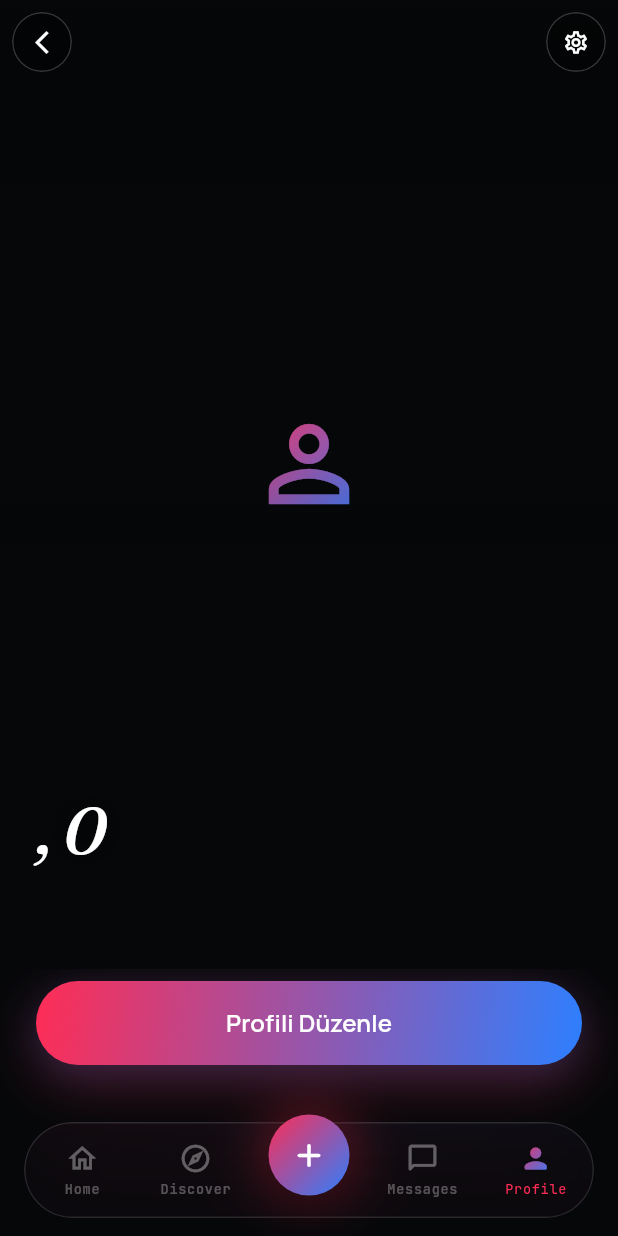
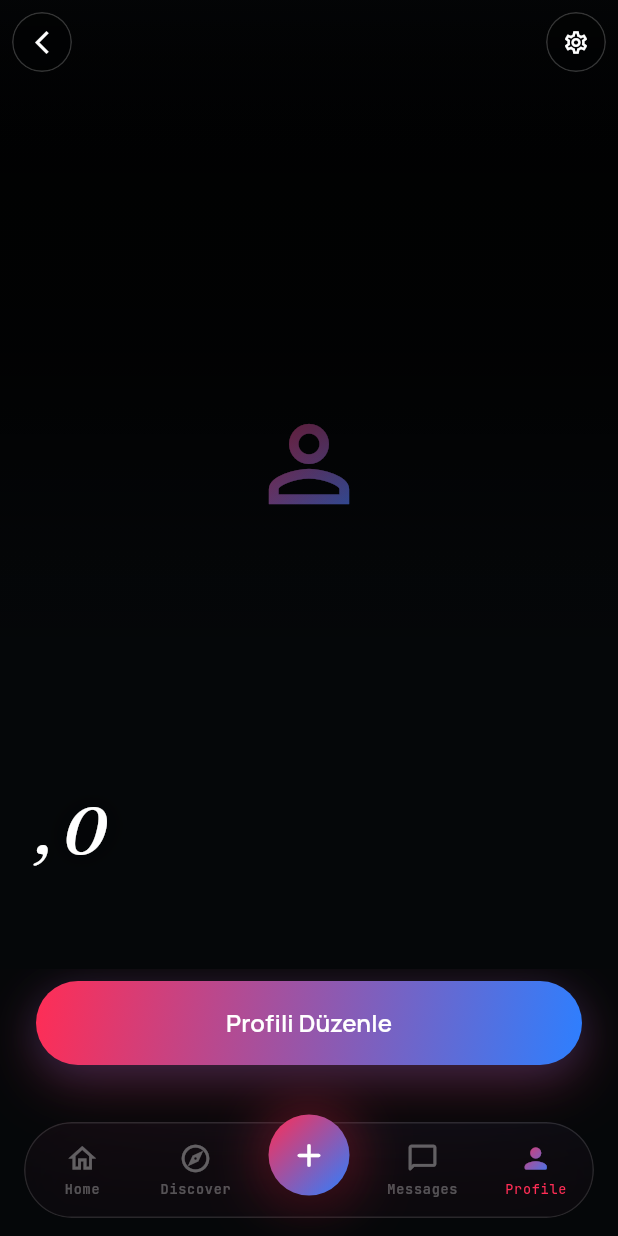
Before and after one commit to Masculinpapion/soulchoice, a Flutter app: the ProfileViewScreen screen opened by its route, on a phone screen of 412 x 824 dp. Run offline on Flutter 3.47's test engine with Material 3 defaults, Android fonts, the phone set to English and light mode, and no system bars; our stand-ins replace cached_network_image, flutter_riverpod, go_router, image_cropper, image_picker, permission_handler and 3 more; accounts and stored records are empty.

Commit message:
Profile: dark hero overlay, larger badge, bio quotes, thicker section line
- Add full-coverage dark gradient over hero photo so photo is barely
  visible (matches mockup — top 38% ~87% black fading to transparent)
- Increase verified badge 24→32px, icon 14→16px
- Wrap bio text in curly quotes \u201C...\u201D
- Section header gradient line height 1→2px for visibility

Co-Authored-By: Claude Sonnet 4.6 <noreply@anthropic.com>

```diff
--- a/lib/features/profile/screens/profile_view_screen.dart
+++ b/lib/features/profile/screens/profile_view_screen.dart
@@ -299,6 +299,25 @@ class _PhotoHeroState extends State<_PhotoHero> {
           else
             _NoPhotoPlaceholder(),
 
+          // ── Full-coverage dark overlay — photo barely visible (mockup) ─
+          Positioned.fill(
+            child: DecoratedBox(
+              decoration: BoxDecoration(
+                gradient: LinearGradient(
+                  begin: Alignment.topCenter,
+                  end: Alignment.bottomCenter,
+                  colors: [
+                    Colors.black87,
+                    Color(0xB3000000), // 70%
+                    Color(0x33000000), // 20%
+                    Colors.transparent,
+                  ],
+                  stops: [0.0, 0.38, 0.60, 0.72],
+                ),
+              ),
+            ),
+          ),
+
           // ── Top scrim — status bar + button legibility ─────────────────
           Positioned(
             top: 0,
@@ -440,10 +459,9 @@ class _IdentityOverlay extends StatelessWidget {
             ),
             if (verified) ...[
               const SizedBox(width: 10),
-              // FIX #3: 24×24, gradient ring, icon size 14 (was 13)
               Container(
-                width: 24,
-                height: 24,
+                width: 32,
+                height: 32,
                 decoration: BoxDecoration(
                   shape: BoxShape.circle,
                   gradient: AuroraTheme.redBlueGradient,
@@ -454,8 +472,7 @@ class _IdentityOverlay extends StatelessWidget {
                     ),
                   ],
                 ),
-                child: const Icon(Icons.check,
-                    color: Colors.white, size: 14), // FIX #3
+                child: const Icon(Icons.check, color: Colors.white, size: 16),
               ),
             ],
           ],
@@ -670,7 +687,7 @@ class _BioPullQuote extends StatelessWidget {
             const SizedBox(width: AuroraTheme.spacingL),
             Expanded(
               child: Text(
-                text,
+                '\u201C$text\u201D',
                 style: TextStyle(
                   fontFamily: AuroraTheme.fontDisplay,
                   fontStyle: FontStyle.italic,
@@ -698,12 +715,11 @@ class _SectionHeader extends StatelessWidget {
   Widget build(BuildContext context) => Row(
         mainAxisSize: MainAxisSize.min,
         children: [
-          // FIX #8: SizedBox enforces exactly 40px; Opacity wraps only this
           Opacity(
             opacity: 0.6,
             child: SizedBox(
               width: 40,
-              height: 1,
+              height: 2,
               child: DecoratedBox(
                 decoration: BoxDecoration(
                   gradient: AuroraTheme.redBlueGradient,
```
